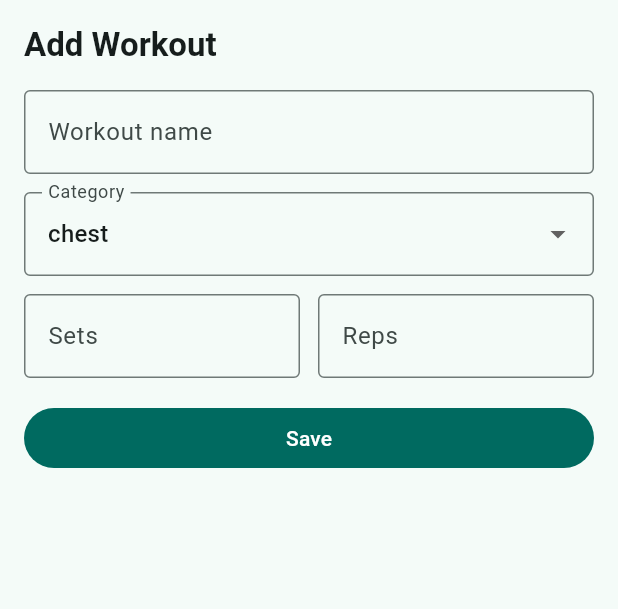
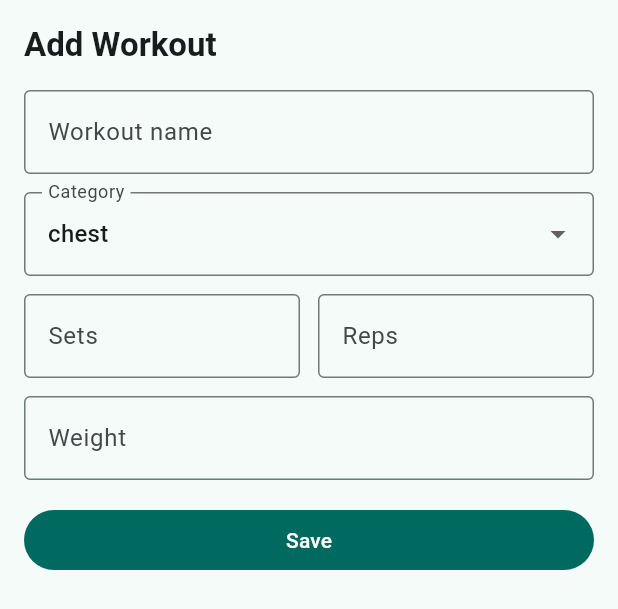
Before and after one commit to 4yearsproject2029/flowfit, a Flutter app: the _AddWorkoutSheet widget shown alone on an empty page, opened directly with empty values, on a phone screen of 412 x 824 dp. Shown: the top 609 px of the screen. Run offline on Flutter 3.47's test engine with Material 3 defaults, Android fonts, the light colour scheme and no system bars; our stand-ins replace hive, hive_flutter; accounts and stored records are empty.

Commit message:
feat: add workout weight input

```diff
--- a/lib/features/home/screens/home_screen.dart
+++ b/lib/features/home/screens/home_screen.dart
@@ -182,6 +182,7 @@ class _AddWorkoutSheetState extends State<_AddWorkoutSheet> {
   final nameController = TextEditingController();
   final setsController = TextEditingController();
   final repsController = TextEditingController();
+  final weightController = TextEditingController();
 
   String selectedCategory = workoutCategories.first;
 
@@ -190,6 +191,7 @@ class _AddWorkoutSheetState extends State<_AddWorkoutSheet> {
     nameController.dispose();
     setsController.dispose();
     repsController.dispose();
+    weightController.dispose();
     super.dispose();
   }
 
@@ -280,6 +282,17 @@ class _AddWorkoutSheetState extends State<_AddWorkoutSheet> {
                   ),
                 ],
               ),
+              const SizedBox(height: 12),
+              TextFormField(
+                controller: weightController,
+                decoration: const InputDecoration(
+                  border: OutlineInputBorder(),
+                  labelText: 'Weight',
+                ),
+                keyboardType: const TextInputType.numberWithOptions(
+                  decimal: true,
+                ),
+              ),
               const SizedBox(height: 16),
               SizedBox(
                 width: double.infinity,
@@ -311,6 +324,7 @@ class _AddWorkoutSheetState extends State<_AddWorkoutSheet> {
       isCompleted: false,
       sets: int.tryParse(setsController.text.trim()),
       reps: int.tryParse(repsController.text.trim()),
+      weight: double.tryParse(weightController.text.trim()),
       createdAt: now,
     );
 
--- a/lib/features/workout/widgets/workout_item.dart
+++ b/lib/features/workout/widgets/workout_item.dart
@@ -22,6 +22,7 @@ class WorkoutItem extends StatelessWidget {
       workoutLog.category,
       if (workoutLog.sets != null) '${workoutLog.sets} sets',
       if (workoutLog.reps != null) '${workoutLog.reps} reps',
+      if (workoutLog.weight != null) '${workoutLog.weight} kg',
     ].join(' · ');
 
     return Container(
```
Also changed, not shown: 1 other file.
